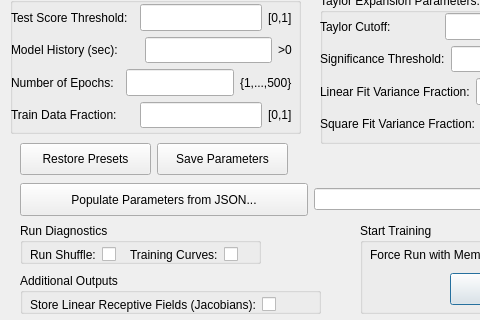
Before: the Qt Designer form neuro_mine/ui/mine_train.ui in matovic5/neuro_mine, drawn with Qt 5; both pictures show x 0 to 480 and y 407 to 727 of the 609 by 727 pixel window.
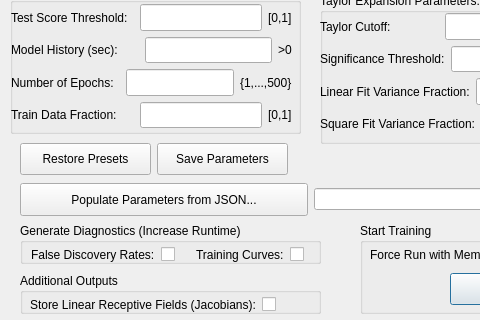
After: the same form once the commit is applied. Icons and pictures are not drawn.

Commit message: Minor Train GUI change to rename shuffles to False Discovery Rate and warn users that Generating Run Diagnostics will increase runtime

Diff of the .ui file:
```diff
--- a/neuro_mine/ui/mine_train.ui
+++ b/neuro_mine/ui/mine_train.ui
@@ -483,19 +483,19 @@
     <rect>
      <x>20</x>
      <y>630</y>
-     <width>241</width>
+     <width>301</width>
      <height>41</height>
     </rect>
    </property>
    <property name="title">
-    <string>Run Diagnostics</string>
+    <string>Generate Diagnostics (Increase Runtime)</string>
    </property>
-   <widget class="QWidget" name="layoutWidget">
+   <widget class="QWidget" name="">
     <property name="geometry">
      <rect>
-      <x>10</x>
+      <x>11</x>
       <y>20</y>
-      <width>101</width>
+      <width>288</width>
       <height>23</height>
      </rect>
     </property>
@@ -509,7 +509,7 @@
         </sizepolicy>
        </property>
        <property name="text">
-        <string>Run Shuffle:</string>
+        <string>False Discovery Rates:</string>
        </property>
       </widget>
      </item>
@@ -526,18 +526,6 @@
        </property>
       </widget>
      </item>
-    </layout>
-   </widget>
-   <widget class="QWidget" name="layoutWidget">
-    <property name="geometry">
-     <rect>
-      <x>110</x>
-      <y>20</y>
-      <width>125</width>
-      <height>23</height>
-     </rect>
-    </property>
-    <layout class="QHBoxLayout" name="horizontalLayout_14">
      <item>
       <widget class="QLabel" name="label_20">
        <property name="sizePolicy">
@@ -853,7 +841,7 @@
     </property>
    </widget>
   </widget>
-  <widget class="QWidget" name="">
+  <widget class="QWidget" name="layoutWidget">
    <property name="geometry">
     <rect>
      <x>14</x>
```
The commit also changes 1 other file.
